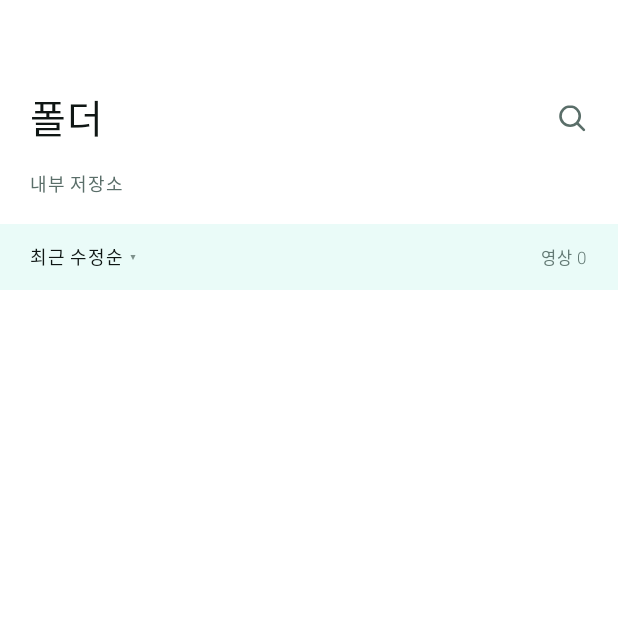
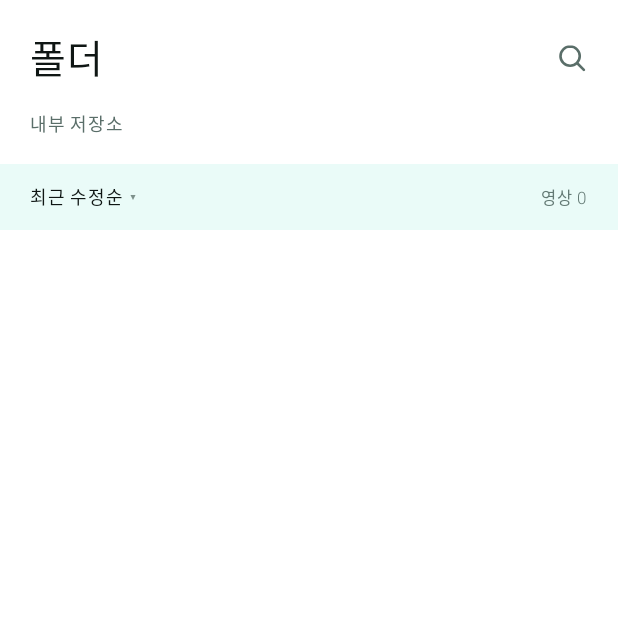
Before and after one commit to mjkang0987/pika-player, an Android app built with Jetpack Compose: the composable FolderScreen shown on its own in the app's theme, on a phone screen of 412 x 824 dp, the top half of it. Run offline under Robolectric (Android 15) with nearby library versions, the phone set to English and light mode, and no system bars.

Commit message:
머리말 위 여백을 상태바 인셋에서 받기
enableEdgeToEdge 를 켜 두고도 위쪽은 인셋을 전혀 쓰지 않았다. 하단
네비게이션만 navigationBars 를 받고, 머리말은 52~62dp 를 박아 뒀다.

그 값은 상태바가 24dp 인 기기를 가정한 것이었다. 실제로 24dp 인 기기에서는
그 아래로 30dp 넘게 더 붙어 허전했고, 노치가 있어 48dp 인 기기에서는 반대로
좁았다. 어느 쪽에서도 맞지 않는 값이다.

- SearchHeader(보관함·폴더·최근): 상태바 + 16dp
- ScreenHeader(설정·라이선스·비공개 폴더·Pro·PIN): 상태바 + 6dp
- 재생 화면 TopBar: 상태바 + 6dp

전체화면 재생 막대는 그대로 뒀다. 그쪽은 시스템 바를 감춘 상태라 인셋이 0 이다.

재생 화면 TopBar 는 앞선 커밋에서 IconTap 상쇄를 빠뜨렸다. 같이 맞춘다.

Co-Authored-By: Claude Opus 5 <noreply@anthropic.com>
Claude-Session: https://claude.ai/code/session_01HEj3qpi96pjaaEihcazEcc

```diff
--- a/app/src/main/java/com/pikaworks/pikaplayer/ui/SearchHeader.kt
+++ b/app/src/main/java/com/pikaworks/pikaplayer/ui/SearchHeader.kt
@@ -1,6 +1,9 @@
 package com.pikaworks.pikaplayer.ui
 
 import androidx.compose.foundation.clickable
+import androidx.compose.foundation.layout.WindowInsets
+import androidx.compose.foundation.layout.statusBars
+import androidx.compose.foundation.layout.windowInsetsPadding
 import androidx.compose.foundation.layout.Arrangement
 import androidx.compose.foundation.layout.Box
 import androidx.compose.foundation.layout.Row
@@ -50,8 +53,12 @@ fun SearchHeader(
     val focusRequester = remember { FocusRequester() }
 
     Row(
+        // 위 여백은 상태바 높이를 받아 쓴다. 박아 둔 값은 기기마다 어긋난다.
         // 오른쪽 여백은 IconTap 이 아이콘보다 커진 만큼(11dp) 덜어낸 값이다.
-        modifier = modifier.fillMaxWidth().padding(start = 20.dp, end = 9.dp, top = 56.dp),
+        modifier = modifier
+            .fillMaxWidth()
+            .windowInsetsPadding(WindowInsets.statusBars)
+            .padding(start = 20.dp, end = 9.dp, top = 16.dp),
         verticalAlignment = Alignment.CenterVertically,
         horizontalArrangement = Arrangement.SpaceBetween,
     ) {
```
Also changed, not shown: app/src/main/java/com/pikaworks/pikaplayer/ui/ScreenHeader.kt (+11 -3 lines), app/src/main/java/com/pikaworks/pikaplayer/ui/player/PlayerScreen.kt (+7 -2 lines).
